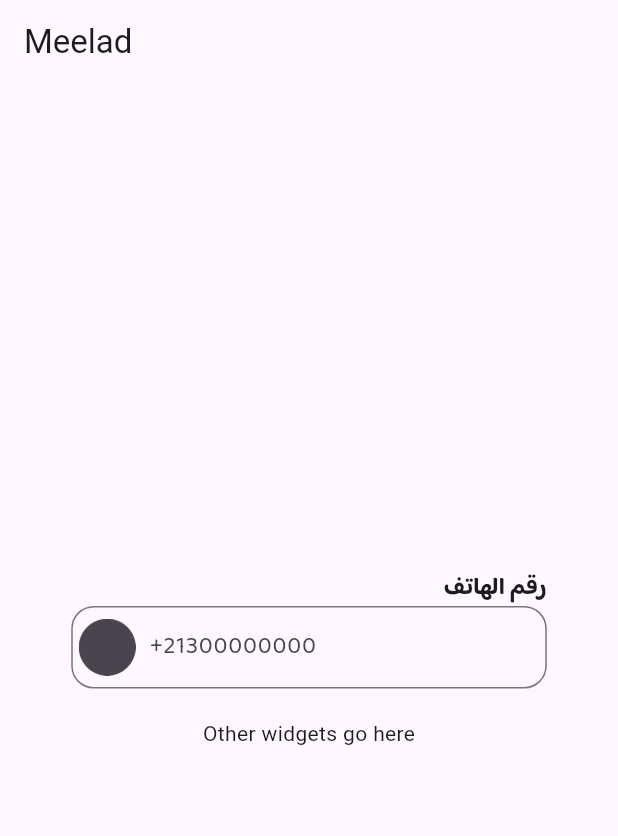
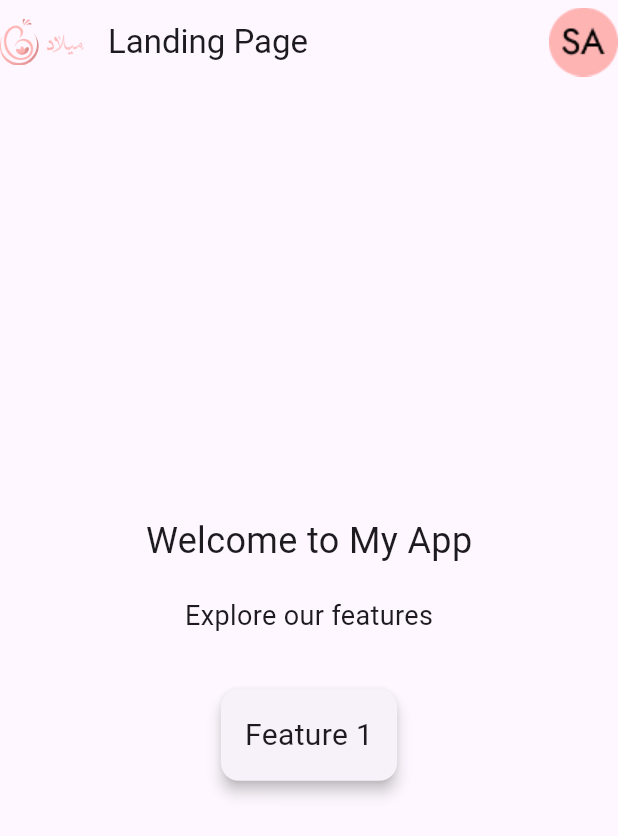
Before and after one commit to BaraaFatimaZohraLALAGUI/Hackathon_SHESEM_oran, a Flutter app: the screen it shows after launch, on a phone screen of 412 x 824 dp. Shown: the top 836 px of the screen. Run offline on Flutter 3.47's test engine with Material 3 defaults, Android fonts, the light colour scheme and no system bars.

Commit message:
landing sarra

```diff
--- a/meelad/lib/main.dart
+++ b/meelad/lib/main.dart
@@ -1,4 +1,5 @@
 import 'package:flutter/material.dart';
+import 'package:meelad/screens/landingpage.dart';
 import 'package:meelad/widgets/textfield.dart';
 
 void main() {
@@ -13,7 +14,7 @@ class MyApp extends StatelessWidget {
     return MaterialApp(
       title: 'Meelad',
       theme: ThemeData(),
-      home: const MyHomePage(),
+      home: const Landingpage(),
     );
   }
 }
@@ -44,7 +45,8 @@ class _MyHomePageState extends State<MyHomePage> {
         child: Column(
           mainAxisAlignment: MainAxisAlignment.center,
           children: [
-            buildTextField(controller, 'رقم الهاتف', '+21300000000', 'assets/icons/phone.png'),
+            buildTextField(controller, 'رقم الهاتف', '+21300000000',
+                'assets/icons/phone.png'),
             const SizedBox(height: 20),
             const Text('Other widgets go here'),
           ],
--- /dev/null
+++ b/meelad/lib/screens/landingpage.dart
@@ -0,0 +1,54 @@
+import 'package:flutter/material.dart';
+
+class Landingpage extends StatelessWidget {
+  const Landingpage({Key? key}) : super(key: key);
+
+  @override
+  Widget build(BuildContext context) {
+    return Scaffold(
+      appBar: AppBar(
+        title: Text('Landing Page'),
+        leading: Image.asset(
+            'assets/images/logo.png'), // Add your left image asset path here
+        actions: [
+          Image.asset(
+              'assets/images/acc.png'), // Add your right image asset path here
+        ],
+      ),
+      body: const Center(
+        child: Column(
+          mainAxisAlignment: MainAxisAlignment.center,
+          children: [
+            Text(
+              'Welcome to My App',
+              style: TextStyle(fontSize: 24.0),
+            ),
+            SizedBox(height: 20.0),
+            Text(
+              'Explore our features',
+              style: TextStyle(fontSize: 18.0),
+            ),
+            SizedBox(height: 20.0),
+            Card(
+              elevation: 4.0,
+              margin: EdgeInsets.all(16.0),
+              child: Padding(
+                padding: EdgeInsets.all(16.0),
+                child: Text(
+                  'Feature 1',
+                  style: TextStyle(fontSize: 20.0),
+                ),
+              ),
+            ),
+          ],
+        ),
+      ),
+    );
+  }
+}
+
+void main() {
+  runApp(MaterialApp(
+    home: Landingpage(),
+  ));
+}
```
Also changed, not shown: meelad/lib/widgets/uploadfile.dart (+43 -43 lines), meelad/pubspec.yaml (+3 -6 lines), meelad/assets/images/acc.png (added), meelad/assets/images/logo.png (added), meelad/pubspec.lock, 1 other file.
